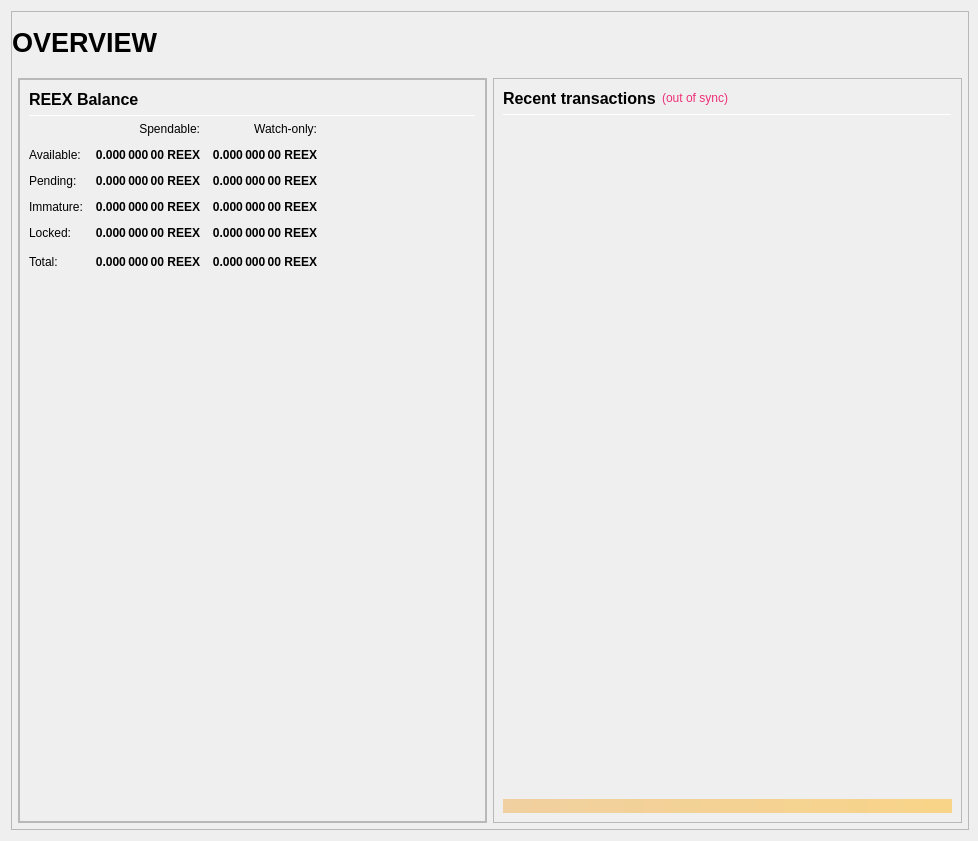
The window that src/qt/forms/overviewpage.ui (vingg21/Retrex) describes before a commit, drawn with Qt 5.
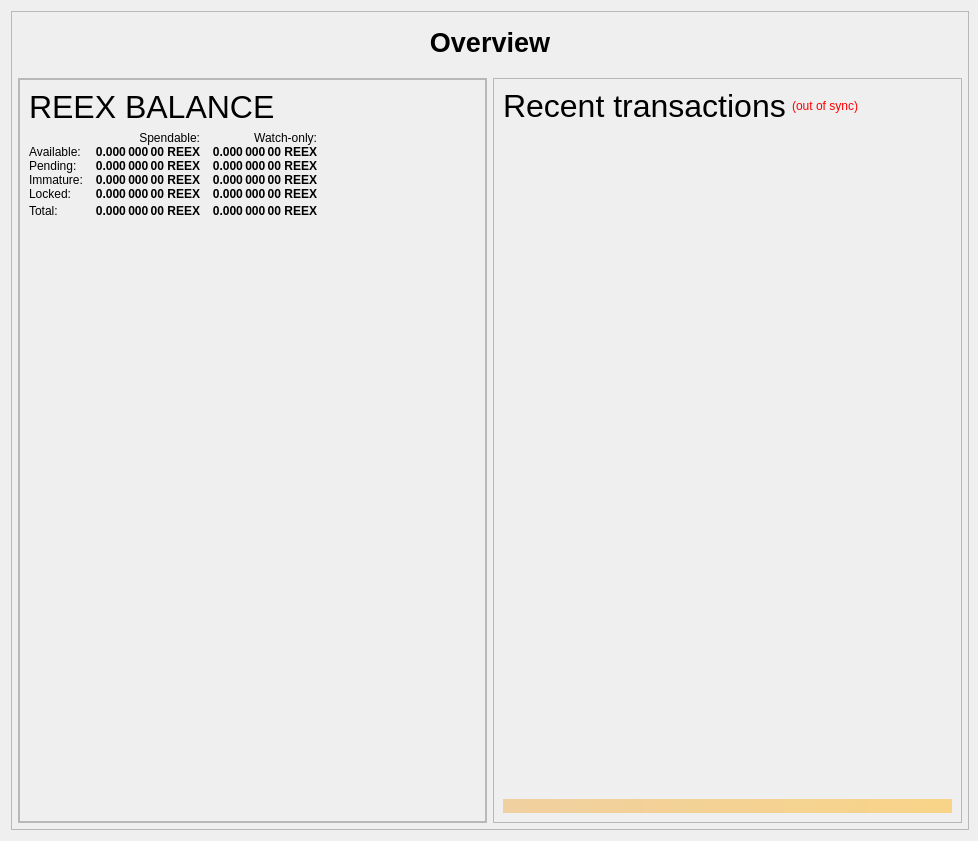
The same window after the commit.

```diff
--- a/src/qt/forms/overviewpage.ui
+++ b/src/qt/forms/overviewpage.ui
@@ -43,7 +43,7 @@
      <property name="frameShadow">
       <enum>QFrame::Raised</enum>
      </property>
-     <layout class="QVBoxLayout" name="verticalLayout_3" stretch="1">
+     <layout class="QVBoxLayout" name="verticalLayout_3" stretch="0">
       <property name="leftMargin">
        <number>0</number>
       </property>
@@ -86,7 +86,7 @@
             <number>0</number>
            </property>
            <item>
-            <layout class="QHBoxLayout" name="horizontalLayout_Header" stretch="1,0,1">
+            <layout class="QHBoxLayout" name="horizontalLayout_Header" stretch="1">
              <property name="spacing">
               <number>6</number>
              </property>
@@ -112,50 +112,10 @@
                 </font>
                </property>
                <property name="text">
-                <string>OVERVIEW</string>
+                <string>Overview</string>
                </property>
                <property name="alignment">
-                <set>Qt::AlignLeading|Qt::AlignLeft|Qt::AlignVCenter</set>
-               </property>
-              </widget>
-             </item>
-             <item>
-              <spacer name="horizontalSpacer_Header">
-               <property name="orientation">
-                <enum>Qt::Horizontal</enum>
-               </property>
-               <property name="sizeHint" stdset="0">
-                <size>
-                 <width>40</width>
-                 <height>20</height>
-                </size>
-               </property>
-              </spacer>
-             </item>
-             <item>
-              <widget class="QLabel" name="labelOverviewHeaderRight">
-               <property name="minimumSize">
-                <size>
-                 <width>464</width>
-                 <height>60</height>
-                </size>
-               </property>
-               <property name="maximumSize">
-                <size>
-                 <width>16777215</width>
-                 <height>60</height>
-                </size>
-               </property>
-               <property name="font">
-                <font>
-                 <pointsize>14</pointsize>
-                </font>
-               </property>
-               <property name="text">
-                <string/>
-               </property>
-               <property name="alignment">
-                <set>Qt::AlignRight|Qt::AlignTrailing|Qt::AlignVCenter</set>
+                <set>Qt::AlignCenter</set>
                </property>
               </widget>
              </item>
@@ -429,13 +389,13 @@
                          </property>
                          <property name="font">
                           <font>
-                           <pointsize>12</pointsize>
-                           <weight>75</weight>
-                           <bold>true</bold>
+                           <pointsize>24</pointsize>
+                           <weight>50</weight>
+                           <bold>false</bold>
                           </font>
                          </property>
                          <property name="text">
-                          <string>REEX Balance</string>
+                          <string>REEX BALANCE</string>
                          </property>
                         </widget>
                        </item>
@@ -461,30 +421,14 @@
                        </item>
                       </layout>
                      </item>
-                     <item>
-                      <widget class="Line" name="line_Balance">
-                       <property name="minimumSize">
-                        <size>
-                         <width>0</width>
-                         <height>1</height>
-                        </size>
-                       </property>
-                       <property name="maximumSize">
-                        <size>
-                         <width>16777215</width>
-                         <height>1</height>
-                        </size>
-                       </property>
-                       <property name="orientation">
-                        <enum>Qt::Horizontal</enum>
-                       </property>
-                      </widget>
-                     </item>
                      <item>
                       <layout class="QGridLayout" name="gridLayout">
-                       <property name="spacing">
+                       <property name="horizontalSpacing">
                         <number>12</number>
                        </property>
+                       <property name="verticalSpacing">
+                        <number>0</number>
+                       </property>
                        <item row="0" column="1">
                         <widget class="QLabel" name="labelSpendable">
                          <property name="text">
@@ -1086,7 +1030,7 @@
                  <property name="frameShadow">
                   <enum>QFrame::Raised</enum>
                  </property>
-                 <layout class="QVBoxLayout" name="verticalLayout_1" stretch="0,0,0,0,0">
+                 <layout class="QVBoxLayout" name="verticalLayout_1" stretch="0,0,0,0">
                   <item>
                    <layout class="QHBoxLayout" name="horizontalLayout_2">
                     <item>
@@ -1099,9 +1043,9 @@
                       </property>
                       <property name="font">
                        <font>
-                        <pointsize>12</pointsize>
-                        <weight>75</weight>
-                        <bold>true</bold>
+                        <pointsize>24</pointsize>
+                        <weight>50</weight>
+                        <bold>false</bold>
                        </font>
                       </property>
                       <property name="text">
@@ -1118,7 +1062,7 @@
                        <string>The displayed information may be out of date. Your wallet automatically synchronizes with the Retrex network after a connection is established, but this process has not completed yet.</string>
                       </property>
                       <property name="styleSheet">
-                       <string notr="true">QLabel { color: #ee2f77; }</string>
+                       <string notr="true">QLabel { color: red; }</string>
                       </property>
                       <property name="text">
                        <string notr="true">(out of sync)</string>
@@ -1143,25 +1087,6 @@
                     </item>
                    </layout>
                   </item>
-                  <item>
-                   <widget class="Line" name="line">
-                    <property name="minimumSize">
-                     <size>
-                      <width>0</width>
-                      <height>1</height>
-                     </size>
-                    </property>
-                    <property name="maximumSize">
-                     <size>
-                      <width>16777215</width>
-                      <height>1</height>
-                     </size>
-                    </property>
-                    <property name="orientation">
-                     <enum>Qt::Horizontal</enum>
-                    </property>
-                   </widget>
-                  </item>
                   <item>
                    <widget class="QListView" name="listTransactions">
                     <property name="minimumSize">
```
Left out of the diff: 110 changed lines with no effect on the pictures.
